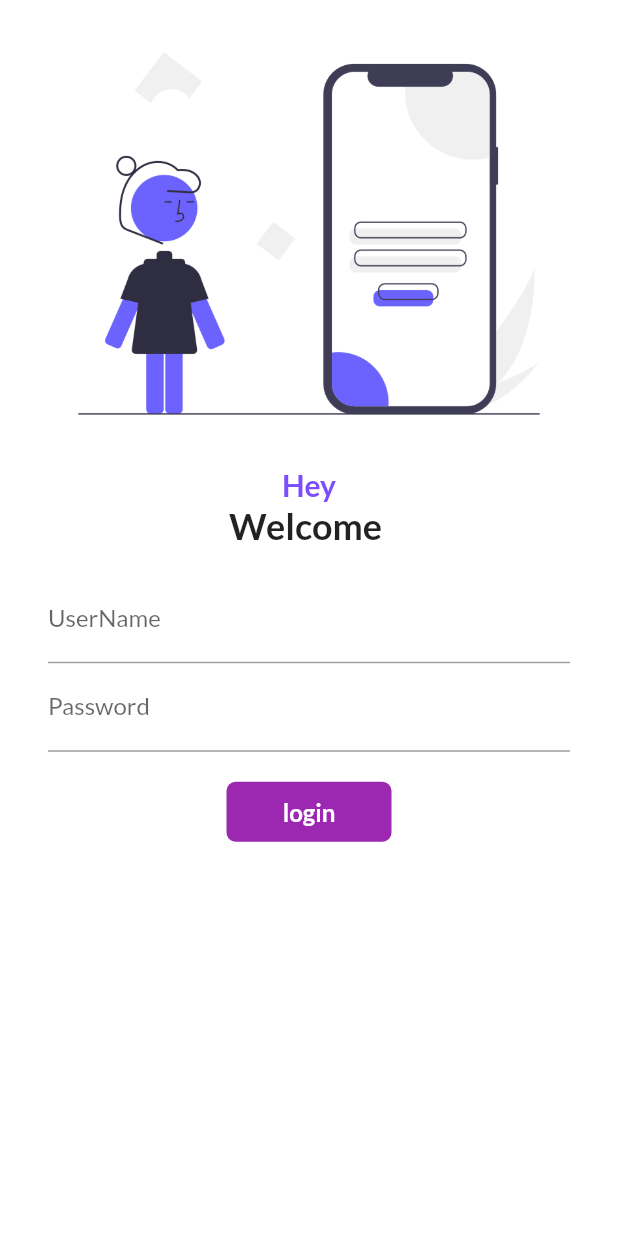
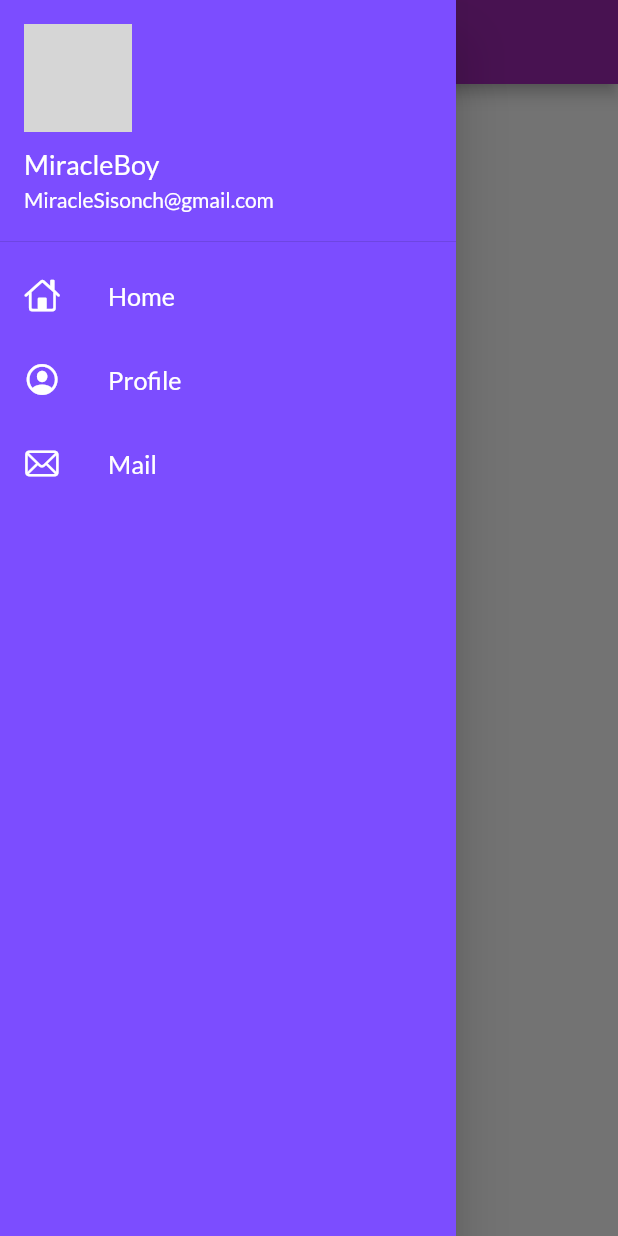
Before and after one commit to SyedAmeenHussaini/flutter_pra, a Flutter app: the screen it shows after launch, with the side drawer open (before the commit the screen has no drawer), on a phone screen of 412 x 824 dp. Run offline on Flutter 3.47's test engine with Material 2 defaults, Android fonts, the phone set to English and light mode, and no system bars; our stand-ins replace google_fonts; network calls fail; grey boxes are pictures that could not be loaded.

Commit message:
day 9 completed

```diff
--- a/lib/main.dart
+++ b/lib/main.dart
@@ -20,12 +20,13 @@ class Myapp extends StatelessWidget {
 
 
       ),
+      debugShowCheckedModeBanner: false,
       darkTheme:ThemeData(
       brightness: Brightness.dark
       ),
-      initialRoute: "/login",
+      initialRoute: "/homeRout",
      routes:{
-       "/":(context) => LoginPage(),
+       "/":(context) => Homepage(),
        MyRoutes.homeRout :(context) => Homepage(),
        MyRoutes.loginRout:(context) => LoginPage(),
 
--- a/lib/pages/Home_page.dart
+++ b/lib/pages/Home_page.dart
@@ -1,4 +1,6 @@
 import 'package:flutter/material.dart';
+
+import 'package:flutter_catalog/pages/widegts/drawer.dart';
 
 class Homepage extends StatelessWidget {
   final int = 30;
@@ -14,7 +16,7 @@ class Homepage extends StatelessWidget {
       child: Container(child: Text("welcome android developer")
       ),
     ),
-     drawer: Drawer(),
+     drawer: MyDrawer(),
     );
   }
 }
--- a/lib/pages/login_page.dart
+++ b/lib/pages/login_page.dart
@@ -78,6 +78,8 @@ class _LoginPageState extends State<LoginPage> {
                       validator: (value) {
                         if (value != null && value.isEmpty) {
                           return "password should not empty!";
+                        } else if (value!.length < 6) {
+                          return "password should be atleast 6 characters";
                         }
                         return null;
                       },
--- /dev/null
+++ b/lib/pages/widegts/drawer.dart
@@ -0,0 +1,61 @@
+import 'package:flutter/cupertino.dart';
+import 'package:flutter/material.dart';
+
+class MyDrawer extends StatelessWidget {
+  @override
+  Widget build(BuildContext context) {
+    final Profile_url =
+       "https://pbs.twimg.com/profile_images/1247651655065075712/fszwVtCL_400x400.jpg";
+    return Drawer(
+
+      child: Container(
+        color: Colors.deepPurpleAccent,
+        child: ListView(
+          padding: EdgeInsets.zero,
+          children: [
+            DrawerHeader(
+
+                padding: EdgeInsets.zero,
+                child: UserAccountsDrawerHeader(
+                  margin: EdgeInsets.zero,
+                  decoration: BoxDecoration(color: Colors.deepPurpleAccent),
+
+                  accountName: Text("MiracleBoy", style: TextStyle(fontSize: 18)),
+                  accountEmail: Text(
+                    "MiracleSisonch@gmail.com",
+                    style: TextStyle(fontSize: 14),
+                  ),
+                  currentAccountPicture: CircleAvatar(
+                    backgroundImage: NetworkImage(Profile_url),
+                  ),
+                )),
+                ListTile(
+                  leading:Icon(CupertinoIcons.home,
+                  color: Colors.white,
+                  ) ,
+                  title: Text("Home",textScaleFactor: 1.2,
+                  style: TextStyle(color: Colors.white),),
+                ),
+            ListTile(
+                  leading:Icon(CupertinoIcons.profile_circled,
+                  color: Colors.white,
+                  ) ,
+                  title: Text("Profile",textScaleFactor: 1.2,
+                  style: TextStyle(color: Colors.white),),
+                ),
+                 ListTile(
+                  leading:Icon(CupertinoIcons.mail,
+                  color: Colors.white,
+                  ) ,
+                  title: Text("Mail",textScaleFactor: 1.2,
+                  style: TextStyle(color: Colors.white),),
+                )
+
+
+          ],
+
+        ),
+      ),
+    );
+  }
+}
```
